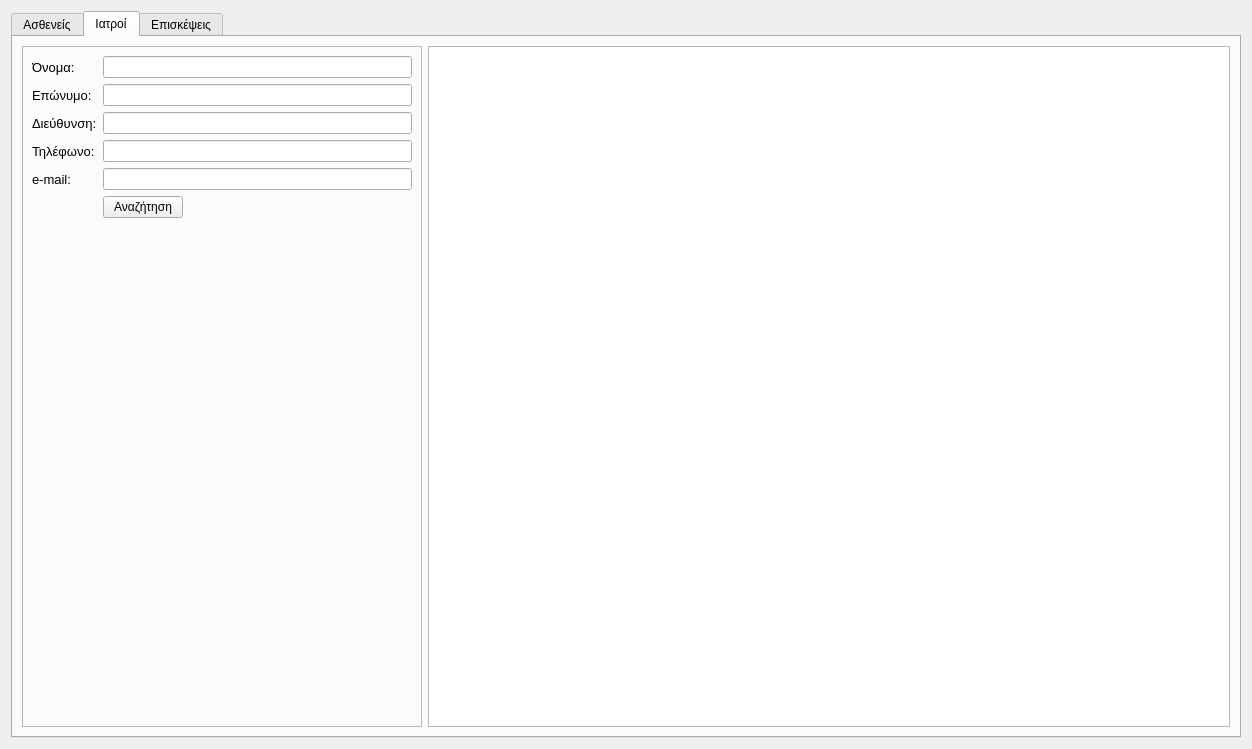
Above: ui/ui_files/searchWidget.ui from tdgs/medical_qt_ruby before the change. Below: the same form after it.
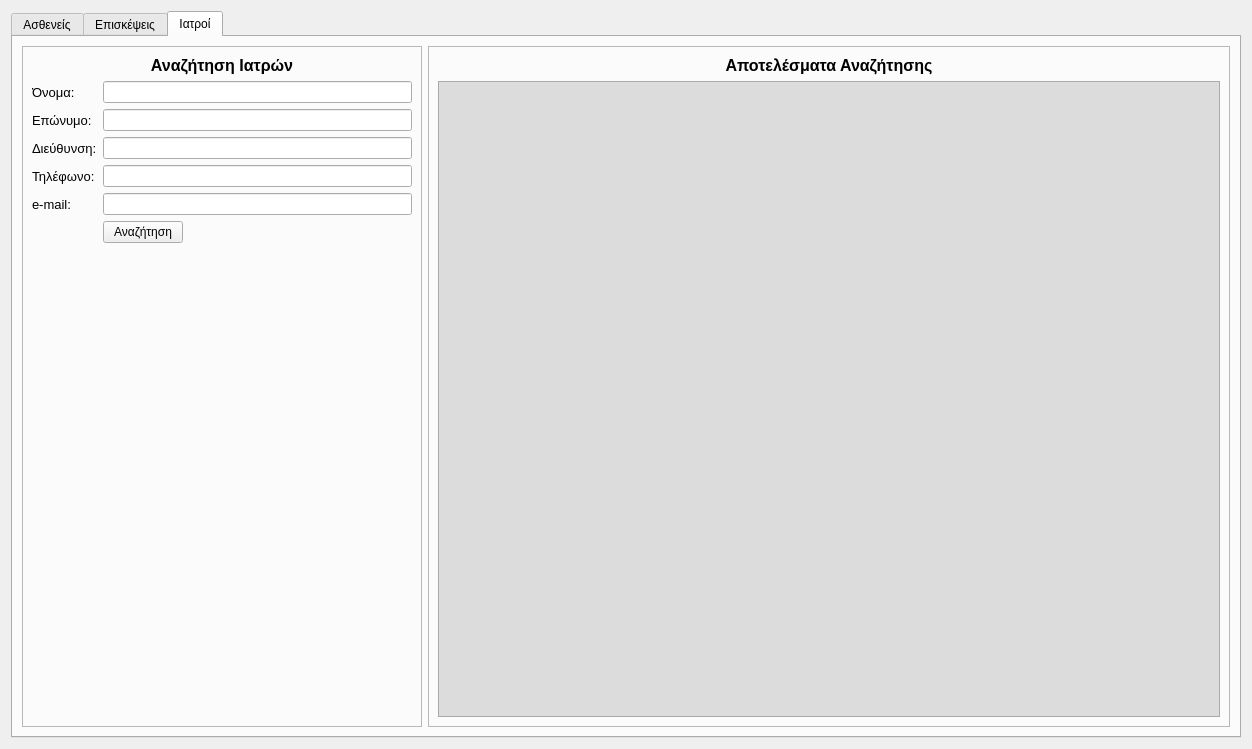
That is the form after the change. The open tabs and pages were chosen to show the change. Icons and pictures are not drawn. Custom widgets are drawn as their Qt base class.

Diff of the .ui file:
```diff
--- a/ui/ui_files/searchWidget.ui
+++ b/ui/ui_files/searchWidget.ui
@@ -52,19 +52,6 @@
        <string>Αναζήτηση Ασθενών</string>
       </attribute>
       <layout class="QGridLayout" name="gridLayout">
-       <item row="0" column="2">
-        <widget class="PatientTable" name="patientTable">
-         <property name="sizePolicy">
-          <sizepolicy hsizetype="MinimumExpanding" vsizetype="Expanding">
-           <horstretch>0</horstretch>
-           <verstretch>0</verstretch>
-          </sizepolicy>
-         </property>
-         <property name="showDropIndicator" stdset="0">
-          <bool>false</bool>
-         </property>
-        </widget>
-       </item>
        <item row="0" column="0">
         <widget class="QFrame" name="patient_info">
          <property name="sizePolicy">
@@ -79,6 +66,9 @@
            <height>200</height>
           </size>
          </property>
+         <property name="styleSheet">
+          <string notr="true"/>
+         </property>
          <property name="frameShape">
           <enum>QFrame::StyledPanel</enum>
          </property>
@@ -89,7 +79,7 @@
           <property name="fieldGrowthPolicy">
            <enum>QFormLayout::ExpandingFieldsGrow</enum>
           </property>
-          <item row="0" column="0">
+          <item row="2" column="0">
            <widget class="QLabel" name="label_2">
             <property name="font">
              <font>
@@ -101,7 +91,7 @@
             </property>
            </widget>
           </item>
-          <item row="0" column="1">
+          <item row="2" column="1">
            <widget class="QLineEdit" name="patientName">
             <property name="sizePolicy">
              <sizepolicy hsizetype="MinimumExpanding" vsizetype="Fixed">
@@ -111,7 +101,7 @@
             </property>
            </widget>
           </item>
-          <item row="1" column="0">
+          <item row="3" column="0">
            <widget class="QLabel" name="label_3">
             <property name="font">
              <font>
@@ -123,7 +113,7 @@
             </property>
            </widget>
           </item>
-          <item row="1" column="1">
+          <item row="3" column="1">
            <widget class="QLineEdit" name="patientSurname">
             <property name="sizePolicy">
              <sizepolicy hsizetype="MinimumExpanding" vsizetype="Fixed">
@@ -136,7 +126,7 @@
             </property>
            </widget>
           </item>
-          <item row="2" column="0">
+          <item row="4" column="0">
            <widget class="QLabel" name="label_4">
             <property name="font">
              <font>
@@ -148,7 +138,7 @@
             </property>
            </widget>
           </item>
-          <item row="2" column="1">
+          <item row="4" column="1">
            <widget class="QLineEdit" name="patientAddress">
             <property name="sizePolicy">
              <sizepolicy hsizetype="MinimumExpanding" vsizetype="Fixed">
@@ -158,7 +148,7 @@
             </property>
            </widget>
           </item>
-          <item row="3" column="0">
+          <item row="5" column="0">
            <widget class="QLabel" name="label_5">
             <property name="font">
              <font>
@@ -170,7 +160,7 @@
             </property>
            </widget>
           </item>
-          <item row="3" column="1">
+          <item row="5" column="1">
            <widget class="QLineEdit" name="patientPhone">
             <property name="sizePolicy">
              <sizepolicy hsizetype="MinimumExpanding" vsizetype="Fixed">
@@ -180,7 +170,7 @@
             </property>
            </widget>
           </item>
-          <item row="4" column="0">
+          <item row="6" column="0">
            <widget class="QLabel" name="label_9">
             <property name="font">
              <font>
@@ -192,7 +182,7 @@
             </property>
            </widget>
           </item>
-          <item row="4" column="1">
+          <item row="6" column="1">
            <widget class="QWidget" name="widget" native="true">
             <layout class="QHBoxLayout" name="horizontalLayout">
              <item>
@@ -221,7 +211,7 @@
             </layout>
            </widget>
           </item>
-          <item row="5" column="0">
+          <item row="7" column="0">
            <widget class="QLabel" name="label_6">
             <property name="font">
              <font>
@@ -233,7 +223,7 @@
             </property>
            </widget>
           </item>
-          <item row="5" column="1">
+          <item row="7" column="1">
            <widget class="QLineEdit" name="patientEmail">
             <property name="sizePolicy">
              <sizepolicy hsizetype="MinimumExpanding" vsizetype="Fixed">
@@ -243,7 +233,7 @@
             </property>
            </widget>
           </item>
-          <item row="6" column="1">
+          <item row="8" column="1">
            <widget class="QPushButton" name="pushButton">
             <property name="sizePolicy">
              <sizepolicy hsizetype="Preferred" vsizetype="Fixed">
@@ -263,172 +253,63 @@
             </property>
            </widget>
           </item>
+          <item row="1" column="1">
+           <widget class="QLabel" name="label_10">
+            <property name="text">
+             <string>&lt;!DOCTYPE HTML PUBLIC &quot;-//W3C//DTD HTML 4.0//EN&quot; &quot;http://www.w3.org/TR/REC-html40/strict.dtd&quot;&gt;
+&lt;html&gt;&lt;head&gt;&lt;meta name=&quot;qrichtext&quot; content=&quot;1&quot; /&gt;&lt;style type=&quot;text/css&quot;&gt;
+p, li { white-space: pre-wrap; }
+&lt;/style&gt;&lt;/head&gt;&lt;body style=&quot; font-family:'Ubuntu'; font-size:9pt; font-weight:400; font-style:normal;&quot;&gt;
+&lt;p align=&quot;center&quot; style=&quot; margin-top:0px; margin-bottom:0px; margin-left:0px; margin-right:0px; -qt-block-indent:0; text-indent:0px;&quot;&gt;&lt;span style=&quot; font-size:12pt; font-weight:600;&quot;&gt;Αναζήτηση Ασθενών&lt;/span&gt;&lt;/p&gt;&lt;/body&gt;&lt;/html&gt;</string>
+            </property>
+           </widget>
+          </item>
+          <item row="9" column="1">
+           <widget class="QLabel" name="label_13">
+            <property name="text">
+             <string/>
+            </property>
+           </widget>
+          </item>
          </layout>
         </widget>
        </item>
-      </layout>
-     </widget>
-     <widget class="QWidget" name="doctorTab">
-      <attribute name="icon">
-       <iconset resource="../../resources/icons.qrc">
-        <normaloff>:/images/DoctorMale.png</normaloff>:/images/DoctorMale.png</iconset>
-      </attribute>
-      <attribute name="title">
-       <string>Ιατροί</string>
-      </attribute>
-      <layout class="QGridLayout" name="gridLayout_3">
-       <item row="0" column="2">
-        <widget class="DoctorTable" name="doctorTable">
-         <property name="sizePolicy">
-          <sizepolicy hsizetype="MinimumExpanding" vsizetype="Expanding">
-           <horstretch>0</horstretch>
-           <verstretch>0</verstretch>
-          </sizepolicy>
-         </property>
-        </widget>
-       </item>
        <item row="0" column="1">
-        <widget class="QFrame" name="patient_info_3">
-         <property name="sizePolicy">
-          <sizepolicy hsizetype="Maximum" vsizetype="Preferred">
-           <horstretch>0</horstretch>
-           <verstretch>0</verstretch>
-          </sizepolicy>
-         </property>
-         <property name="minimumSize">
-          <size>
-           <width>400</width>
-           <height>200</height>
-          </size>
-         </property>
+        <widget class="QFrame" name="frame">
          <property name="frameShape">
           <enum>QFrame::StyledPanel</enum>
          </property>
          <property name="frameShadow">
           <enum>QFrame::Raised</enum>
          </property>
-         <layout class="QFormLayout" name="formLayout_3">
-          <property name="fieldGrowthPolicy">
-           <enum>QFormLayout::ExpandingFieldsGrow</enum>
-          </property>
+         <layout class="QGridLayout" name="gridLayout_4">
+          <item row="1" column="0">
+           <widget class="PatientTable" name="patientTable">
+            <property name="sizePolicy">
+             <sizepolicy hsizetype="MinimumExpanding" vsizetype="Expanding">
+              <horstretch>0</horstretch>
+              <verstretch>0</verstretch>
+             </sizepolicy>
+            </property>
+            <property name="toolTip">
+             <string>Εδώ φαίνονται τα αποτελέσματα της Αναζήτησης σας.</string>
+            </property>
+            <property name="styleSheet">
+             <string notr="true">background-color: rgb(220, 220, 220);</string>
+            </property>
+            <property name="showDropIndicator" stdset="0">
+             <bool>false</bool>
+            </property>
+           </widget>
+          </item>
           <item row="0" column="0">
-           <widget class="QLabel" name="label_14">
-            <property name="font">
-             <font>
-              <pointsize>10</pointsize>
-             </font>
-            </property>
+           <widget class="QLabel" name="label_11">
             <property name="text">
-             <string>Όνομα:</string>
-            </property>
-           </widget>
-          </item>
-          <item row="0" column="1">
-           <widget class="QLineEdit" name="doctorName">
-            <property name="sizePolicy">
-             <sizepolicy hsizetype="MinimumExpanding" vsizetype="Fixed">
-              <horstretch>0</horstretch>
-              <verstretch>0</verstretch>
-             </sizepolicy>
-            </property>
-           </widget>
-          </item>
-          <item row="2" column="0">
-           <widget class="QLabel" name="label_15">
-            <property name="font">
-             <font>
-              <pointsize>10</pointsize>
-             </font>
-            </property>
-            <property name="text">
-             <string>Επώνυμο:</string>
-            </property>
-           </widget>
-          </item>
-          <item row="2" column="1">
-           <widget class="QLineEdit" name="doctorSurname">
-            <property name="sizePolicy">
-             <sizepolicy hsizetype="MinimumExpanding" vsizetype="Fixed">
-              <horstretch>0</horstretch>
-              <verstretch>0</verstretch>
-             </sizepolicy>
-            </property>
-           </widget>
-          </item>
-          <item row="4" column="0">
-           <widget class="QLabel" name="label_16">
-            <property name="font">
-             <font>
-              <pointsize>10</pointsize>
-             </font>
-            </property>
-            <property name="text">
-             <string>Διεύθυνση:</string>
-            </property>
-           </widget>
-          </item>
-          <item row="4" column="1">
-           <widget class="QLineEdit" name="doctorAddress">
-            <property name="sizePolicy">
-             <sizepolicy hsizetype="MinimumExpanding" vsizetype="Fixed">
-              <horstretch>0</horstretch>
-              <verstretch>0</verstretch>
-             </sizepolicy>
-            </property>
-           </widget>
-          </item>
-          <item row="6" column="0">
-           <widget class="QLabel" name="label_17">
-            <property name="font">
-             <font>
-              <pointsize>10</pointsize>
-             </font>
-            </property>
-            <property name="text">
-             <string>Τηλέφωνο:</string>
-            </property>
-           </widget>
-          </item>
-          <item row="6" column="1">
-           <widget class="QLineEdit" name="doctorPhone">
-            <property name="sizePolicy">
-             <sizepolicy hsizetype="MinimumExpanding" vsizetype="Fixed">
-              <horstretch>0</horstretch>
-              <verstretch>0</verstretch>
-             </sizepolicy>
-            </property>
-           </widget>
-          </item>
-          <item row="8" column="0">
-           <widget class="QLabel" name="label_19">
-            <property name="font">
-             <font>
-              <pointsize>10</pointsize>
-             </font>
-            </property>
-            <property name="text">
-             <string>e-mail:</string>
-            </property>
-           </widget>
-          </item>
-          <item row="8" column="1">
-           <widget class="QLineEdit" name="doctorEmail">
-            <property name="sizePolicy">
-             <sizepolicy hsizetype="MinimumExpanding" vsizetype="Fixed">
-              <horstretch>0</horstretch>
-              <verstretch>0</verstretch>
-             </sizepolicy>
-            </property>
-           </widget>
-          </item>
-          <item row="9" column="1">
-           <widget class="QPushButton" name="pushButton_3">
-            <property name="text">
-             <string>Αναζήτηση</string>
-            </property>
-            <property name="icon">
-             <iconset resource="../../resources/icons.qrc">
-              <normaloff>:/images/Search.png</normaloff>:/images/Search.png</iconset>
+             <string>&lt;!DOCTYPE HTML PUBLIC &quot;-//W3C//DTD HTML 4.0//EN&quot; &quot;http://www.w3.org/TR/REC-html40/strict.dtd&quot;&gt;
+&lt;html&gt;&lt;head&gt;&lt;meta name=&quot;qrichtext&quot; content=&quot;1&quot; /&gt;&lt;style type=&quot;text/css&quot;&gt;
+p, li { white-space: pre-wrap; }
+&lt;/style&gt;&lt;/head&gt;&lt;body style=&quot; font-family:'Ubuntu'; font-size:9pt; font-weight:400; font-style:normal;&quot;&gt;
+&lt;p align=&quot;center&quot; style=&quot; margin-top:0px; margin-bottom:0px; margin-left:0px; margin-right:0px; -qt-block-indent:0; text-indent:0px;&quot;&gt;&lt;span style=&quot; font-size:12pt; font-weight:600;&quot;&gt;Αποτελέσματα Αναζήτησης&lt;/span&gt;&lt;/p&gt;&lt;/body&gt;&lt;/html&gt;</string>
             </property>
            </widget>
           </item>
@@ -445,11 +326,11 @@
       <attribute name="title">
        <string>Επισκέψεις</string>
       </attribute>
-      <layout class="QVBoxLayout" name="verticalLayout_2">
+      <layout class="QHBoxLayout" name="horizontalLayout_4">
        <item>
         <widget class="QFrame" name="patient_info_2">
          <property name="sizePolicy">
-          <sizepolicy hsizetype="Preferred" vsizetype="Preferred">
+          <sizepolicy hsizetype="Maximum" vsizetype="Preferred">
            <horstretch>0</horstretch>
            <verstretch>0</verstretch>
           </sizepolicy>
@@ -470,38 +351,45 @@
           <property name="fieldGrowthPolicy">
            <enum>QFormLayout::ExpandingFieldsGrow</enum>
           </property>
-          <item row="0" column="0">
+          <item row="1" column="0">
            <widget class="QLabel" name="label_7">
             <property name="text">
              <string>Επώνυμο Ασθενή:</string>
             </property>
            </widget>
           </item>
-          <item row="0" column="1">
+          <item row="1" column="1">
            <widget class="QLineEdit" name="examSetPatient">
+            <property name="toolTip">
+             <string>Το όνομα του ασθενή που αναζητείτε</string>
+            </property>
             <property name="frame">
              <bool>true</bool>
             </property>
            </widget>
           </item>
-          <item row="1" column="0">
+          <item row="2" column="0">
            <widget class="QLabel" name="label_8">
             <property name="text">
              <string>Επώνυμο Ιατρού:</string>
             </property>
            </widget>
           </item>
-          <item row="1" column="1">
-           <widget class="QLineEdit" name="examSetDoctor"/>
+          <item row="2" column="1">
+           <widget class="QLineEdit" name="examSetDoctor">
+            <property name="toolTip">
+             <string>Το επώνυμο του Ιατρού που παρέπεμψε το ασθενή</string>
+            </property>
+           </widget>
           </item>
-          <item row="2" column="0">
+          <item row="3" column="0">
            <widget class="QLabel" name="label_12">
             <property name="text">
              <string>Από:</string>
             </property>
            </widget>
           </item>
-          <item row="2" column="1">
+          <item row="3" column="1">
            <widget class="QWidget" name="widget_2" native="true">
             <layout class="QHBoxLayout" name="horizontalLayout_2">
              <item>
@@ -524,14 +412,14 @@
             </layout>
            </widget>
           </item>
-          <item row="3" column="0">
+          <item row="4" column="0">
            <widget class="QLabel" name="label">
             <property name="text">
              <string>Μέχρι:</string>
             </property>
            </widget>
           </item>
-          <item row="3" column="1">
+          <item row="4" column="1">
            <widget class="QWidget" name="widget_3" native="true">
             <layout class="QHBoxLayout" name="horizontalLayout_3">
              <item>
@@ -554,30 +442,283 @@
             </layout>
            </widget>
           </item>
+          <item row="5" column="1">
+           <widget class="QPushButton" name="pushButton_2">
+            <property name="sizePolicy">
+             <sizepolicy hsizetype="Preferred" vsizetype="Fixed">
+              <horstretch>0</horstretch>
+              <verstretch>0</verstretch>
+             </sizepolicy>
+            </property>
+            <property name="text">
+             <string>Αναζήτηση</string>
+            </property>
+            <property name="icon">
+             <iconset resource="../../resources/icons.qrc">
+              <normaloff>:/images/Search.png</normaloff>:/images/Search.png</iconset>
+            </property>
+           </widget>
+          </item>
+          <item row="0" column="0" colspan="2">
+           <widget class="QLabel" name="label_21">
+            <property name="text">
+             <string>&lt;!DOCTYPE HTML PUBLIC &quot;-//W3C//DTD HTML 4.0//EN&quot; &quot;http://www.w3.org/TR/REC-html40/strict.dtd&quot;&gt;
+&lt;html&gt;&lt;head&gt;&lt;meta name=&quot;qrichtext&quot; content=&quot;1&quot; /&gt;&lt;style type=&quot;text/css&quot;&gt;
+p, li { white-space: pre-wrap; }
+&lt;/style&gt;&lt;/head&gt;&lt;body style=&quot; font-family:'Ubuntu'; font-size:9pt; font-weight:400; font-style:normal;&quot;&gt;
+&lt;p align=&quot;center&quot; style=&quot; margin-top:0px; margin-bottom:0px; margin-left:0px; margin-right:0px; -qt-block-indent:0; text-indent:0px;&quot;&gt;&lt;span style=&quot; font-size:12pt; font-weight:600;&quot;&gt;Αναζήτηση Επισκέψεων&lt;/span&gt;&lt;/p&gt;&lt;/body&gt;&lt;/html&gt;</string>
+            </property>
+           </widget>
+          </item>
          </layout>
         </widget>
        </item>
        <item>
-        <widget class="QPushButton" name="pushButton_2">
-         <property name="sizePolicy">
-          <sizepolicy hsizetype="Preferred" vsizetype="Fixed">
-           <horstretch>0</horstretch>
-           <verstretch>0</verstretch>
-          </sizepolicy>
+        <widget class="QFrame" name="frame_3">
+         <property name="frameShape">
+          <enum>QFrame::StyledPanel</enum>
          </property>
-         <property name="text">
-          <string>Αναζήτηση</string>
+         <property name="frameShadow">
+          <enum>QFrame::Raised</enum>
          </property>
+         <layout class="QGridLayout" name="gridLayout_6">
+          <item row="1" column="0">
+           <widget class="ExamSetTable" name="examSetTable">
+            <property name="sizePolicy">
+             <sizepolicy hsizetype="Preferred" vsizetype="Expanding">
+              <horstretch>0</horstretch>
+              <verstretch>0</verstretch>
+             </sizepolicy>
+            </property>
+            <property name="toolTip">
+             <string>Εδώ φαίνονται τα αποτελέσματα της Αναζήτησης σας.</string>
+            </property>
+            <property name="styleSheet">
+             <string notr="true">background-color: rgb(220, 220, 220);</string>
+            </property>
+           </widget>
+          </item>
+          <item row="0" column="0">
+           <widget class="QLabel" name="label_22">
+            <property name="text">
+             <string>&lt;!DOCTYPE HTML PUBLIC &quot;-//W3C//DTD HTML 4.0//EN&quot; &quot;http://www.w3.org/TR/REC-html40/strict.dtd&quot;&gt;
+&lt;html&gt;&lt;head&gt;&lt;meta name=&quot;qrichtext&quot; content=&quot;1&quot; /&gt;&lt;style type=&quot;text/css&quot;&gt;
+p, li { white-space: pre-wrap; }
+&lt;/style&gt;&lt;/head&gt;&lt;body style=&quot; font-family:'Ubuntu'; font-size:9pt; font-weight:400; font-style:normal;&quot;&gt;
+&lt;p align=&quot;center&quot; style=&quot; margin-top:0px; margin-bottom:0px; margin-left:0px; margin-right:0px; -qt-block-indent:0; text-indent:0px;&quot;&gt;&lt;span style=&quot; font-size:12pt; font-weight:600;&quot;&gt;Αποτελέσματα Αναζήτησης&lt;/span&gt;&lt;/p&gt;&lt;/body&gt;&lt;/html&gt;</string>
+            </property>
+           </widget>
+          </item>
+         </layout>
         </widget>
        </item>
-       <item>
-        <widget class="ExamSetTable" name="examSetTable">
+      </layout>
+     </widget>
+     <widget class="QWidget" name="doctorTab">
+      <attribute name="icon">
+       <iconset resource="../../resources/icons.qrc">
+        <normaloff>:/images/DoctorMale.png</normaloff>:/images/DoctorMale.png</iconset>
+      </attribute>
+      <attribute name="title">
+       <string>Ιατροί</string>
+      </attribute>
+      <layout class="QGridLayout" name="gridLayout_3">
+       <item row="0" column="1">
+        <widget class="QFrame" name="patient_info_3">
          <property name="sizePolicy">
-          <sizepolicy hsizetype="Preferred" vsizetype="Expanding">
+          <sizepolicy hsizetype="Maximum" vsizetype="Preferred">
            <horstretch>0</horstretch>
            <verstretch>0</verstretch>
           </sizepolicy>
          </property>
+         <property name="minimumSize">
+          <size>
+           <width>400</width>
+           <height>200</height>
+          </size>
+         </property>
+         <property name="frameShape">
+          <enum>QFrame::StyledPanel</enum>
+         </property>
+         <property name="frameShadow">
+          <enum>QFrame::Raised</enum>
+         </property>
+         <layout class="QFormLayout" name="formLayout_3">
+          <property name="fieldGrowthPolicy">
+           <enum>QFormLayout::ExpandingFieldsGrow</enum>
+          </property>
+          <item row="1" column="0">
+           <widget class="QLabel" name="label_14">
+            <property name="font">
+             <font>
+              <pointsize>10</pointsize>
+             </font>
+            </property>
+            <property name="text">
+             <string>Όνομα:</string>
+            </property>
+           </widget>
+          </item>
+          <item row="1" column="1">
+           <widget class="QLineEdit" name="doctorName">
+            <property name="sizePolicy">
+             <sizepolicy hsizetype="MinimumExpanding" vsizetype="Fixed">
+              <horstretch>0</horstretch>
+              <verstretch>0</verstretch>
+             </sizepolicy>
+            </property>
+           </widget>
+          </item>
+          <item row="3" column="0">
+           <widget class="QLabel" name="label_15">
+            <property name="font">
+             <font>
+              <pointsize>10</pointsize>
+             </font>
+            </property>
+            <property name="text">
+             <string>Επώνυμο:</string>
+            </property>
+           </widget>
+          </item>
+          <item row="3" column="1">
+           <widget class="QLineEdit" name="doctorSurname">
+            <property name="sizePolicy">
+             <sizepolicy hsizetype="MinimumExpanding" vsizetype="Fixed">
+              <horstretch>0</horstretch>
+              <verstretch>0</verstretch>
+             </sizepolicy>
+            </property>
+           </widget>
+          </item>
+          <item row="5" column="0">
+           <widget class="QLabel" name="label_16">
+            <property name="font">
+             <font>
+              <pointsize>10</pointsize>
+             </font>
+            </property>
+            <property name="text">
+             <string>Διεύθυνση:</string>
+            </property>
+           </widget>
+          </item>
+          <item row="5" column="1">
+           <widget class="QLineEdit" name="doctorAddress">
+            <property name="sizePolicy">
+             <sizepolicy hsizetype="MinimumExpanding" vsizetype="Fixed">
+              <horstretch>0</horstretch>
+              <verstretch>0</verstretch>
+             </sizepolicy>
+            </property>
+           </widget>
+          </item>
+          <item row="7" column="0">
+           <widget class="QLabel" name="label_17">
+            <property name="font">
+             <font>
+              <pointsize>10</pointsize>
+             </font>
+            </property>
+            <property name="text">
+             <string>Τηλέφωνο:</string>
+            </property>
+           </widget>
+          </item>
+          <item row="7" column="1">
+           <widget class="QLineEdit" name="doctorPhone">
+            <property name="sizePolicy">
+             <sizepolicy hsizetype="MinimumExpanding" vsizetype="Fixed">
+              <horstretch>0</horstretch>
+              <verstretch>0</verstretch>
+             </sizepolicy>
+            </property>
+           </widget>
+          </item>
+          <item row="9" column="0">
+           <widget class="QLabel" name="label_19">
+            <property name="font">
+             <font>
+              <pointsize>10</pointsize>
+             </font>
+            </property>
+            <property name="text">
+             <string>e-mail:</string>
+            </property>
+           </widget>
+          </item>
+          <item row="9" column="1">
+           <widget class="QLineEdit" name="doctorEmail">
+            <property name="sizePolicy">
+             <sizepolicy hsizetype="MinimumExpanding" vsizetype="Fixed">
+              <horstretch>0</horstretch>
+              <verstretch>0</verstretch>
+             </sizepolicy>
+            </property>
+           </widget>
+          </item>
+          <item row="10" column="1">
+           <widget class="QPushButton" name="pushButton_3">
+            <property name="text">
+             <string>Αναζήτηση</string>
+            </property>
+            <property name="icon">
+             <iconset resource="../../resources/icons.qrc">
+              <normaloff>:/images/Search.png</normaloff>:/images/Search.png</iconset>
+            </property>
+           </widget>
+          </item>
+          <item row="0" column="0" colspan="2">
+           <widget class="QLabel" name="label_18">
+            <property name="text">
+             <string>&lt;!DOCTYPE HTML PUBLIC &quot;-//W3C//DTD HTML 4.0//EN&quot; &quot;http://www.w3.org/TR/REC-html40/strict.dtd&quot;&gt;
+&lt;html&gt;&lt;head&gt;&lt;meta name=&quot;qrichtext&quot; content=&quot;1&quot; /&gt;&lt;style type=&quot;text/css&quot;&gt;
+p, li { white-space: pre-wrap; }
+&lt;/style&gt;&lt;/head&gt;&lt;body style=&quot; font-family:'Ubuntu'; font-size:9pt; font-weight:400; font-style:normal;&quot;&gt;
+&lt;p align=&quot;center&quot; style=&quot; margin-top:0px; margin-bottom:0px; margin-left:0px; margin-right:0px; -qt-block-indent:0; text-indent:0px;&quot;&gt;&lt;span style=&quot; font-size:12pt; font-weight:600;&quot;&gt;Αναζήτηση Ιατρών&lt;/span&gt;&lt;/p&gt;&lt;/body&gt;&lt;/html&gt;</string>
+            </property>
+           </widget>
+          </item>
+         </layout>
+        </widget>
+       </item>
+       <item row="0" column="2">
+        <widget class="QFrame" name="frame_2">
+         <property name="frameShape">
+          <enum>QFrame::StyledPanel</enum>
+         </property>
+         <property name="frameShadow">
+          <enum>QFrame::Raised</enum>
+         </property>
+         <layout class="QGridLayout" name="gridLayout_5">
+          <item row="1" column="0">
+           <widget class="DoctorTable" name="doctorTable">
+            <property name="sizePolicy">
+             <sizepolicy hsizetype="MinimumExpanding" vsizetype="Expanding">
+              <horstretch>0</horstretch>
+              <verstretch>0</verstretch>
+             </sizepolicy>
+            </property>
+            <property name="toolTip">
+             <string>Εδώ φαίνονται τα αποτελέσματα της Αναζήτησης σας.</string>
+            </property>
+            <property name="styleSheet">
+             <string notr="true">background-color: rgb(220, 220, 220);</string>
+            </property>
+           </widget>
+          </item>
+          <item row="0" column="0">
+           <widget class="QLabel" name="label_20">
+            <property name="text">
+             <string>&lt;!DOCTYPE HTML PUBLIC &quot;-//W3C//DTD HTML 4.0//EN&quot; &quot;http://www.w3.org/TR/REC-html40/strict.dtd&quot;&gt;
+&lt;html&gt;&lt;head&gt;&lt;meta name=&quot;qrichtext&quot; content=&quot;1&quot; /&gt;&lt;style type=&quot;text/css&quot;&gt;
+p, li { white-space: pre-wrap; }
+&lt;/style&gt;&lt;/head&gt;&lt;body style=&quot; font-family:'Ubuntu'; font-size:9pt; font-weight:400; font-style:normal;&quot;&gt;
+&lt;p align=&quot;center&quot; style=&quot; margin-top:0px; margin-bottom:0px; margin-left:0px; margin-right:0px; -qt-block-indent:0; text-indent:0px;&quot;&gt;&lt;span style=&quot; font-size:12pt; font-weight:600;&quot;&gt;Αποτελέσματα Αναζήτησης&lt;/span&gt;&lt;/p&gt;&lt;/body&gt;&lt;/html&gt;</string>
+            </property>
+           </widget>
+          </item>
+         </layout>
         </widget>
        </item>
       </layout>
```
